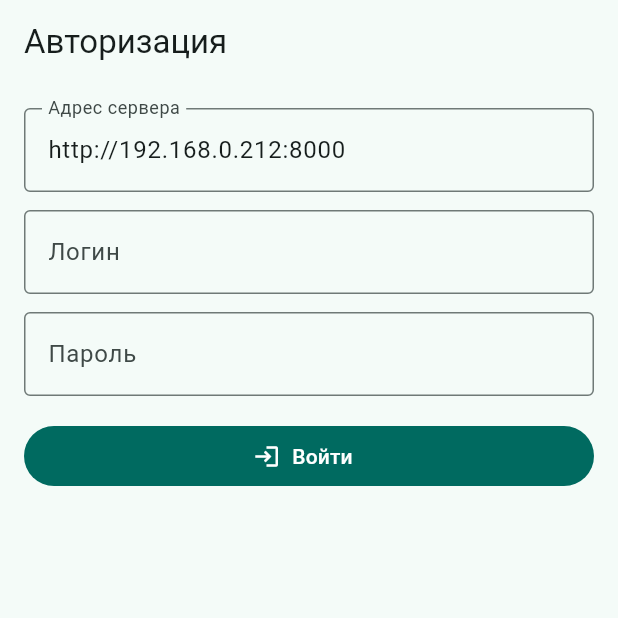
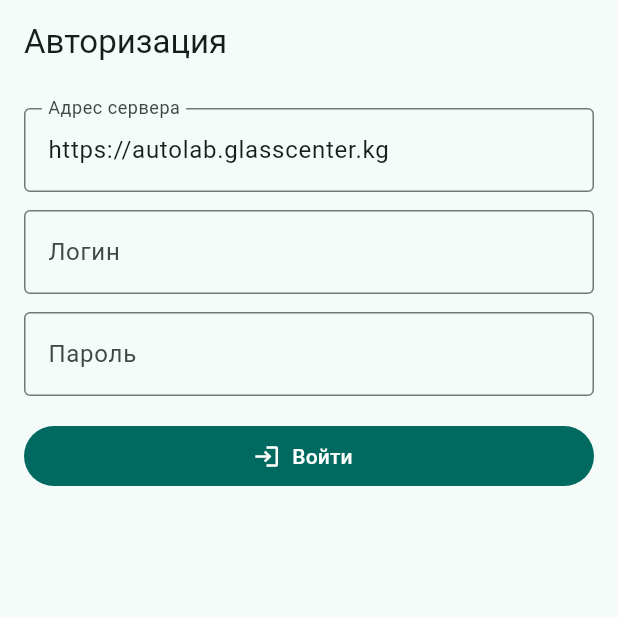
Before and after one commit to Romajon-c137/autolab, a Flutter app: the screen it shows after launch, on a phone screen of 412 x 824 dp, the top half of it. Run offline on Flutter 3.47's test engine with Material 3 defaults, Android fonts, the phone set to English and light mode, and no system bars; our stand-ins replace image_picker, shared_preferences.

Commit message:
Set production mobile server URL

```diff
--- a/mobile/lib/main.dart
+++ b/mobile/lib/main.dart
@@ -12,7 +12,7 @@ import 'package:shared_preferences/shared_preferences.dart';
 
 const _defaultServerUrl = String.fromEnvironment(
   'SERVER_URL',
-  defaultValue: 'http://192.168.0.212:8000',
+  defaultValue: 'https://autolab.glasscenter.kg',
 );
 const _carViewsAsset = 'assets/car_views.jpeg';
 
```
